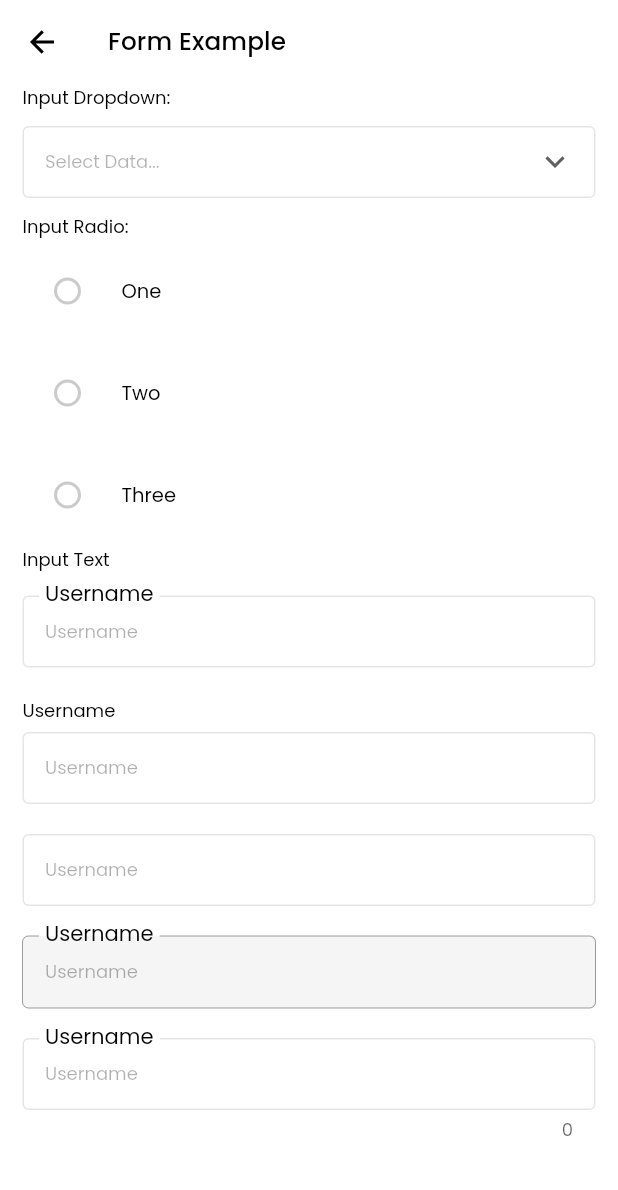
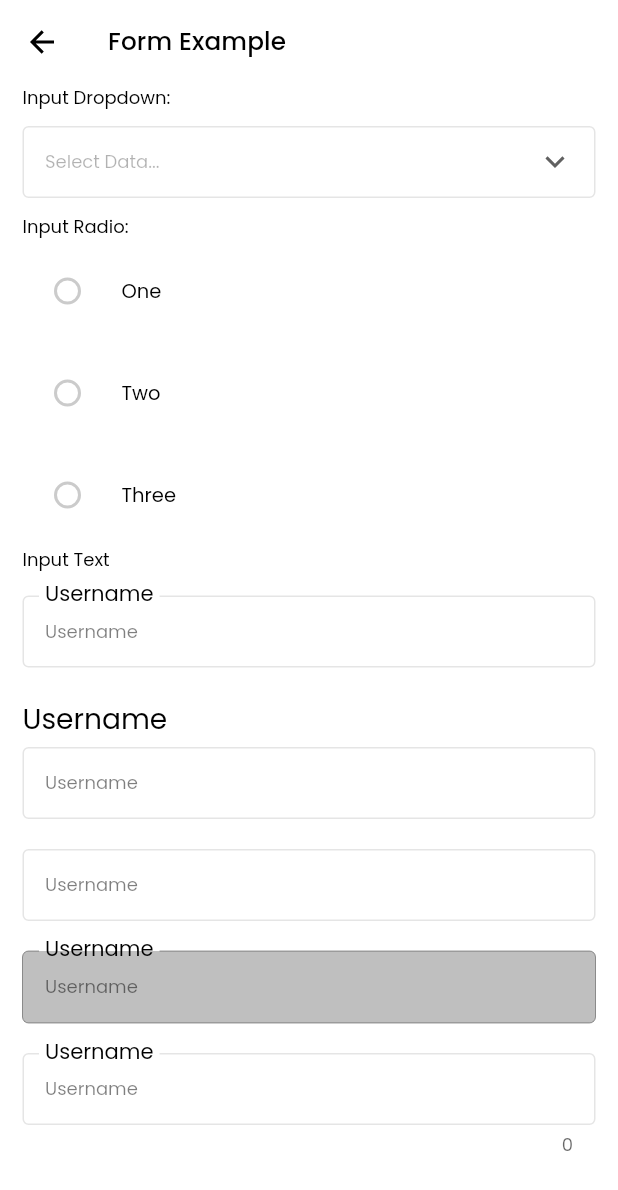
Before and after one commit to opikariefid/flutter_init, a Flutter app: the ExampleFormPage screen opened by its route, on a phone screen of 412 x 824 dp. Shown: the top 1190 px of the screen. Run offline on Flutter 3.47's test engine with Material 2 defaults, Android fonts, the phone set to English and light mode, and no system bars; our stand-ins replace flutter_remix, flutter_svg, get, google_fonts.

Commit message:
updated to v2.1

```diff
--- a/lib/component/button/buttonvariant.dart
+++ b/lib/component/button/buttonvariant.dart
@@ -21,7 +21,7 @@ class ButtonVariant extends StatelessWidget {
   final bool hasTooltip;
   final String textTooltip;
   final VoidCallback onPressed;
-  final TextStyle? textStyle;
+  final textStyle;
   final Widget child;
   const ButtonVariant({
     Key? key,
@@ -47,14 +47,16 @@ class ButtonVariant extends StatelessWidget {
     this.hasTooltip = false,
     this.textTooltip = '',
     // Text Config
-    this.textStyle = const TextStyle(),
+    this.textStyle = "",
   }) : super(key: key);
 
   @override
   Widget build(BuildContext context) {
     var _bgcolor = isDisabled ? bgcolor.withOpacity(.5) : bgcolor;
     var _color = isDisabled ? color.withOpacity(.5) : color;
-    var _textStyle = textStyle!.copyWith(color: isInverted ? _bgcolor : _color);
+    var _textStyle =
+        textStyle == "" ? Theme.of(context).textTheme.button : textStyle;
+    _textStyle = _textStyle!.copyWith(color: isInverted ? _bgcolor : _color);
     var _textTooltip = textTooltip.isEmpty ? label : textTooltip;
     final ButtonStyle buttonStyle = OutlinedButton.styleFrom(
       padding: EdgeInsets.zero,
--- a/lib/component/form/InputText.dart
+++ b/lib/component/form/InputText.dart
@@ -15,11 +15,17 @@ class InputText extends StatelessWidget {
   final bool customErrorLayout;
   final bool showCounter;
   final bool enableBorder;
+  final bool isFill;
   final int maxLength;
   final TextAlign textAlign;
+  final TextInputAction inputAction;
   final TextInputType inputType;
   final TextEditingController controller;
   final String labelPosition;
+  final fillColor;
+  final inputStyle;
+  final labelStyle;
+  final placeholderStyle;
   final void Function() onEditingComplete;
   final void Function(String newValue) onSubmit;
   final void Function(String newValue) onChanged;
@@ -42,21 +48,35 @@ class InputText extends StatelessWidget {
     this.enableBorder = true,
     this.textAlign = TextAlign.start,
     this.inputType = TextInputType.name,
+    this.inputAction = TextInputAction.done,
+    this.inputStyle = "",
+    this.labelStyle = "",
+    this.placeholderStyle = "",
     this.labelPosition = 'float',
     this.multiText = false,
     this.isPassword = false,
     this.showCounter = false,
     this.maxLength = TextField.noMaxLength,
+    this.isFill = false,
+    this.fillColor = Colors.transparent,
   }) : super(key: key);
 
   @override
   Widget build(BuildContext context) {
+    final _inputStyle =
+        inputStyle == "" ? Theme.of(context).textTheme.caption : inputStyle;
+    final _placeholderStyle = placeholderStyle == ""
+        ? Theme.of(context).textTheme.caption
+        : placeholderStyle;
+    final _labelStyle =
+        labelStyle == "" ? Theme.of(context).textTheme.subtitle1 : labelStyle;
     var counterText = "".obs;
     final TextFormField textChild = TextFormField(
+      textInputAction: inputAction,
       obscureText: isPassword,
       maxLength: maxLength,
       autofocus: autofocus,
-      style: Theme.of(context).textTheme.caption,
+      style: _inputStyle,
       textAlign: textAlign,
       keyboardType: inputType,
       inputFormatters: <TextInputFormatter>[
@@ -68,8 +88,8 @@ class InputText extends StatelessWidget {
       maxLines: multiText ? 3 : 1,
       controller: controller,
       decoration: InputDecoration(
-        filled: !enabled,
-        fillColor: !enabled ? Colors.grey.withOpacity(.1) : Colors.transparent,
+        filled: !enabled || isFill,
+        fillColor: !enabled ? fillColor.withOpacity(.25) : fillColor,
         isDense: isDense,
         enabled: enabled,
         contentPadding: inputPadding,
@@ -93,10 +113,10 @@ class InputText extends StatelessWidget {
             : FloatingLabelBehavior.never,
         floatingLabelStyle: Theme.of(context).textTheme.subtitle1,
         hintText: placeholder,
-        hintStyle: Theme.of(context).textTheme.caption!.copyWith(
-            color: Theme.of(context).textTheme.caption!.color!.withAlpha(80)),
+        hintStyle: _placeholderStyle!
+            .copyWith(color: _placeholderStyle!.color!.withOpacity(.5)),
         labelText: labelPosition == 'float' ? label : null,
-        labelStyle: Theme.of(context).textTheme.subtitle1,
+        labelStyle: _labelStyle,
       ),
       onChanged: (newValue) {
         counterText.value = controller.text;
@@ -117,10 +137,10 @@ class InputText extends StatelessWidget {
               padding: const EdgeInsets.only(bottom: 5),
               child: Text(
                 label,
-                style: Theme.of(context).textTheme.caption!.copyWith(
+                style: _labelStyle!.copyWith(
                     color: !enabled
                         ? Colors.grey.withOpacity(.1)
-                        : Theme.of(context).textTheme.caption!.color),
+                        : _labelStyle!.color),
               ),
             ),
           textChild,
```
